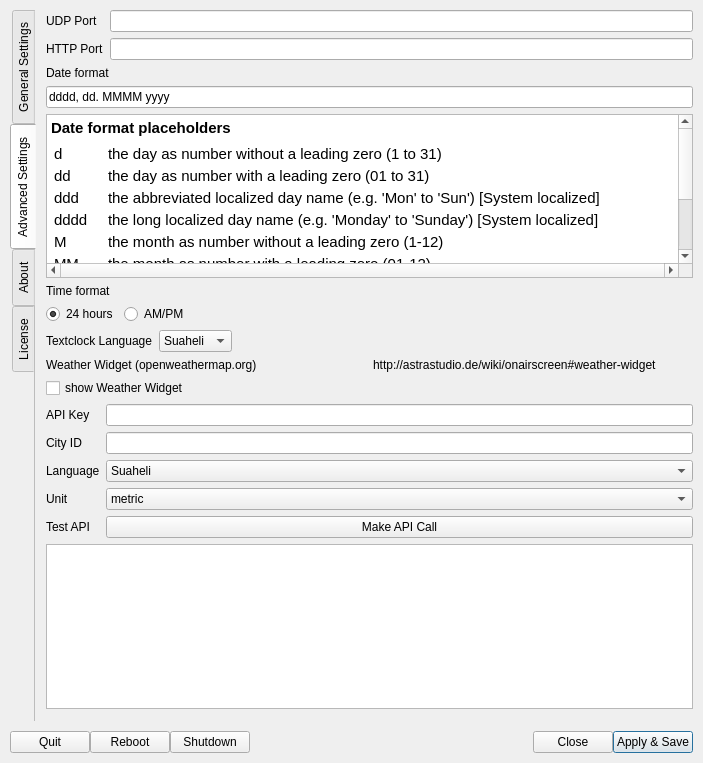
First picture: the form in settings.ui, repository saschaludwig/OnAirScreen, before the edit.
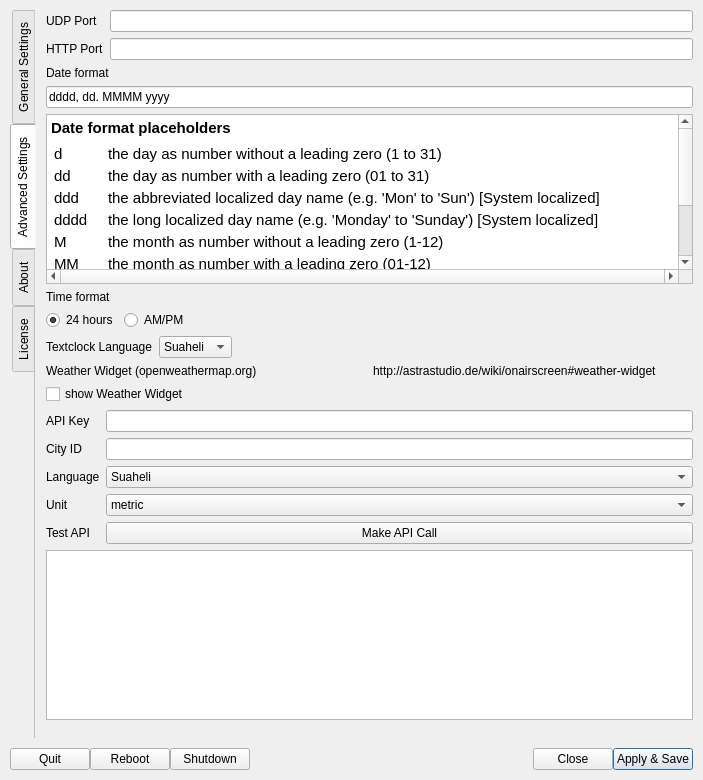
Second picture: the form after the edit. The open tabs and pages were chosen to show the change. Icons and pictures are not drawn.

Diff of the .ui file:
```diff
--- a/settings.ui
+++ b/settings.ui
@@ -7,7 +7,7 @@
     <x>0</x>
     <y>0</y>
     <width>703</width>
-    <height>763</height>
+    <height>780</height>
    </rect>
   </property>
   <property name="minimumSize">
@@ -1404,59 +1404,59 @@
             <string>&lt;!DOCTYPE HTML PUBLIC &quot;-//W3C//DTD HTML 4.0//EN&quot; &quot;http://www.w3.org/TR/REC-html40/strict.dtd&quot;&gt;
 &lt;html&gt;&lt;head&gt;&lt;meta name=&quot;qrichtext&quot; content=&quot;1&quot; /&gt;&lt;style type=&quot;text/css&quot;&gt;
 p, li { white-space: pre-wrap; }
-&lt;/style&gt;&lt;/head&gt;&lt;body style=&quot; font-family:'.AppleSystemUIFont'; font-size:13pt; font-weight:400; font-style:normal;&quot;&gt;
-&lt;p style=&quot; margin-top:12px; margin-bottom:12px; margin-left:0px; margin-right:0px; -qt-block-indent:0; text-indent:0px;&quot;&gt;&lt;span style=&quot; font-family:'.SF NS Text'; font-size:11pt; font-weight:600;&quot;&gt;Date format placeholders&lt;/span&gt;&lt;/p&gt;
+&lt;/style&gt;&lt;/head&gt;&lt;body style=&quot; font-family:'.SF NS Text'; font-size:13pt; font-weight:400; font-style:normal;&quot;&gt;
+&lt;p style=&quot; margin-top:12px; margin-bottom:12px; margin-left:0px; margin-right:0px; -qt-block-indent:0; text-indent:0px;&quot;&gt;&lt;span style=&quot; font-size:11pt; font-weight:600;&quot;&gt;Date format placeholders&lt;/span&gt;&lt;/p&gt;
 &lt;table border=&quot;0&quot; style=&quot; margin-top:5px; margin-bottom:0px; margin-left:0px; margin-right:0px;&quot; cellspacing=&quot;2&quot; cellpadding=&quot;1&quot;&gt;
 &lt;tr&gt;
 &lt;td&gt;
-&lt;p style=&quot; margin-top:0px; margin-bottom:0px; margin-left:0px; margin-right:0px; -qt-block-indent:0; text-indent:0px;&quot;&gt;&lt;span style=&quot; font-family:'.SF NS Text'; font-size:11pt;&quot;&gt;d&lt;/span&gt;&lt;/p&gt;&lt;/td&gt;
+&lt;p style=&quot; margin-top:0px; margin-bottom:0px; margin-left:0px; margin-right:0px; -qt-block-indent:0; text-indent:0px;&quot;&gt;&lt;span style=&quot; font-size:11pt;&quot;&gt;d&lt;/span&gt;&lt;/p&gt;&lt;/td&gt;
 &lt;td&gt;
-&lt;p style=&quot; margin-top:0px; margin-bottom:0px; margin-left:0px; margin-right:0px; -qt-block-indent:0; text-indent:0px;&quot;&gt;&lt;span style=&quot; font-family:'.SF NS Text'; font-size:11pt;&quot;&gt;the day as number without a leading zero (1 to 31)&lt;/span&gt;&lt;/p&gt;&lt;/td&gt;&lt;/tr&gt;
+&lt;p style=&quot; margin-top:0px; margin-bottom:0px; margin-left:0px; margin-right:0px; -qt-block-indent:0; text-indent:0px;&quot;&gt;&lt;span style=&quot; font-size:11pt;&quot;&gt;the day as number without a leading zero (1 to 31)&lt;/span&gt;&lt;/p&gt;&lt;/td&gt;&lt;/tr&gt;
 &lt;tr&gt;
 &lt;td&gt;
-&lt;p style=&quot; margin-top:0px; margin-bottom:0px; margin-left:0px; margin-right:0px; -qt-block-indent:0; text-indent:0px;&quot;&gt;&lt;span style=&quot; font-family:'.SF NS Text'; font-size:11pt;&quot;&gt;dd&lt;/span&gt;&lt;/p&gt;&lt;/td&gt;
+&lt;p style=&quot; margin-top:0px; margin-bottom:0px; margin-left:0px; margin-right:0px; -qt-block-indent:0; text-indent:0px;&quot;&gt;&lt;span style=&quot; font-size:11pt;&quot;&gt;dd&lt;/span&gt;&lt;/p&gt;&lt;/td&gt;
 &lt;td&gt;
-&lt;p style=&quot; margin-top:0px; margin-bottom:0px; margin-left:0px; margin-right:0px; -qt-block-indent:0; text-indent:0px;&quot;&gt;&lt;span style=&quot; font-family:'.SF NS Text'; font-size:11pt;&quot;&gt;the day as number with a leading zero (01 to 31)&lt;/span&gt;&lt;/p&gt;&lt;/td&gt;&lt;/tr&gt;
+&lt;p style=&quot; margin-top:0px; margin-bottom:0px; margin-left:0px; margin-right:0px; -qt-block-indent:0; text-indent:0px;&quot;&gt;&lt;span style=&quot; font-size:11pt;&quot;&gt;the day as number with a leading zero (01 to 31)&lt;/span&gt;&lt;/p&gt;&lt;/td&gt;&lt;/tr&gt;
 &lt;tr&gt;
 &lt;td&gt;
-&lt;p style=&quot; margin-top:0px; margin-bottom:0px; margin-left:0px; margin-right:0px; -qt-block-indent:0; text-indent:0px;&quot;&gt;&lt;span style=&quot; font-family:'.SF NS Text'; font-size:11pt;&quot;&gt;ddd&lt;/span&gt;&lt;/p&gt;&lt;/td&gt;
+&lt;p style=&quot; margin-top:0px; margin-bottom:0px; margin-left:0px; margin-right:0px; -qt-block-indent:0; text-indent:0px;&quot;&gt;&lt;span style=&quot; font-size:11pt;&quot;&gt;ddd&lt;/span&gt;&lt;/p&gt;&lt;/td&gt;
 &lt;td&gt;
-&lt;p style=&quot; margin-top:0px; margin-bottom:0px; margin-left:0px; margin-right:0px; -qt-block-indent:0; text-indent:0px;&quot;&gt;&lt;span style=&quot; font-family:'.SF NS Text'; font-size:11pt;&quot;&gt;the abbreviated localized day name (e.g. 'Mon' to 'Sun') [System localized]&lt;/span&gt;&lt;/p&gt;&lt;/td&gt;&lt;/tr&gt;
+&lt;p style=&quot; margin-top:0px; margin-bottom:0px; margin-left:0px; margin-right:0px; -qt-block-indent:0; text-indent:0px;&quot;&gt;&lt;span style=&quot; font-size:11pt;&quot;&gt;the abbreviated localized day name (e.g. 'Mon' to 'Sun') [System localized]&lt;/span&gt;&lt;/p&gt;&lt;/td&gt;&lt;/tr&gt;
 &lt;tr&gt;
 &lt;td&gt;
-&lt;p style=&quot; margin-top:0px; margin-bottom:0px; margin-left:0px; margin-right:0px; -qt-block-indent:0; text-indent:0px;&quot;&gt;&lt;span style=&quot; font-family:'.SF NS Text'; font-size:11pt;&quot;&gt;dddd&lt;/span&gt;&lt;/p&gt;&lt;/td&gt;
+&lt;p style=&quot; margin-top:0px; margin-bottom:0px; margin-left:0px; margin-right:0px; -qt-block-indent:0; text-indent:0px;&quot;&gt;&lt;span style=&quot; font-size:11pt;&quot;&gt;dddd&lt;/span&gt;&lt;/p&gt;&lt;/td&gt;
 &lt;td&gt;
-&lt;p style=&quot; margin-top:0px; margin-bottom:0px; margin-left:0px; margin-right:0px; -qt-block-indent:0; text-indent:0px;&quot;&gt;&lt;span style=&quot; font-family:'.SF NS Text'; font-size:11pt;&quot;&gt;the long localized day name (e.g. 'Monday' to 'Sunday') [System localized]&lt;/span&gt;&lt;/p&gt;&lt;/td&gt;&lt;/tr&gt;
+&lt;p style=&quot; margin-top:0px; margin-bottom:0px; margin-left:0px; margin-right:0px; -qt-block-indent:0; text-indent:0px;&quot;&gt;&lt;span style=&quot; font-size:11pt;&quot;&gt;the long localized day name (e.g. 'Monday' to 'Sunday') [System localized]&lt;/span&gt;&lt;/p&gt;&lt;/td&gt;&lt;/tr&gt;
 &lt;tr&gt;
 &lt;td&gt;
-&lt;p style=&quot; margin-top:0px; margin-bottom:0px; margin-left:0px; margin-right:0px; -qt-block-indent:0; text-indent:0px;&quot;&gt;&lt;span style=&quot; font-family:'.SF NS Text'; font-size:11pt;&quot;&gt;M&lt;/span&gt;&lt;/p&gt;&lt;/td&gt;
+&lt;p style=&quot; margin-top:0px; margin-bottom:0px; margin-left:0px; margin-right:0px; -qt-block-indent:0; text-indent:0px;&quot;&gt;&lt;span style=&quot; font-size:11pt;&quot;&gt;M&lt;/span&gt;&lt;/p&gt;&lt;/td&gt;
 &lt;td&gt;
-&lt;p style=&quot; margin-top:0px; margin-bottom:0px; margin-left:0px; margin-right:0px; -qt-block-indent:0; text-indent:0px;&quot;&gt;&lt;span style=&quot; font-family:'.SF NS Text'; font-size:11pt;&quot;&gt;the month as number without a leading zero (1-12)&lt;/span&gt;&lt;/p&gt;&lt;/td&gt;&lt;/tr&gt;
+&lt;p style=&quot; margin-top:0px; margin-bottom:0px; margin-left:0px; margin-right:0px; -qt-block-indent:0; text-indent:0px;&quot;&gt;&lt;span style=&quot; font-size:11pt;&quot;&gt;the month as number without a leading zero (1-12)&lt;/span&gt;&lt;/p&gt;&lt;/td&gt;&lt;/tr&gt;
 &lt;tr&gt;
 &lt;td&gt;
-&lt;p style=&quot; margin-top:0px; margin-bottom:0px; margin-left:0px; margin-right:0px; -qt-block-indent:0; text-indent:0px;&quot;&gt;&lt;span style=&quot; font-family:'.SF NS Text'; font-size:11pt;&quot;&gt;MM&lt;/span&gt;&lt;/p&gt;&lt;/td&gt;
+&lt;p style=&quot; margin-top:0px; margin-bottom:0px; margin-left:0px; margin-right:0px; -qt-block-indent:0; text-indent:0px;&quot;&gt;&lt;span style=&quot; font-size:11pt;&quot;&gt;MM&lt;/span&gt;&lt;/p&gt;&lt;/td&gt;
 &lt;td&gt;
-&lt;p style=&quot; margin-top:0px; margin-bottom:0px; margin-left:0px; margin-right:0px; -qt-block-indent:0; text-indent:0px;&quot;&gt;&lt;span style=&quot; font-family:'.SF NS Text'; font-size:11pt;&quot;&gt;the month as number with a leading zero (01-12)&lt;/span&gt;&lt;/p&gt;&lt;/td&gt;&lt;/tr&gt;
+&lt;p style=&quot; margin-top:0px; margin-bottom:0px; margin-left:0px; margin-right:0px; -qt-block-indent:0; text-indent:0px;&quot;&gt;&lt;span style=&quot; font-size:11pt;&quot;&gt;the month as number with a leading zero (01-12)&lt;/span&gt;&lt;/p&gt;&lt;/td&gt;&lt;/tr&gt;
 &lt;tr&gt;
 &lt;td&gt;
-&lt;p style=&quot; margin-top:0px; margin-bottom:0px; margin-left:0px; margin-right:0px; -qt-block-indent:0; text-indent:0px;&quot;&gt;&lt;span style=&quot; font-family:'.SF NS Text'; font-size:11pt;&quot;&gt;MMM&lt;/span&gt;&lt;/p&gt;&lt;/td&gt;
+&lt;p style=&quot; margin-top:0px; margin-bottom:0px; margin-left:0px; margin-right:0px; -qt-block-indent:0; text-indent:0px;&quot;&gt;&lt;span style=&quot; font-size:11pt;&quot;&gt;MMM&lt;/span&gt;&lt;/p&gt;&lt;/td&gt;
 &lt;td&gt;
-&lt;p style=&quot; margin-top:0px; margin-bottom:0px; margin-left:0px; margin-right:0px; -qt-block-indent:0; text-indent:0px;&quot;&gt;&lt;span style=&quot; font-family:'.SF NS Text'; font-size:11pt;&quot;&gt;the abbreviated localized month name (e.g. 'Jan' to 'Dec') [System localized]&lt;/span&gt;&lt;/p&gt;&lt;/td&gt;&lt;/tr&gt;
+&lt;p style=&quot; margin-top:0px; margin-bottom:0px; margin-left:0px; margin-right:0px; -qt-block-indent:0; text-indent:0px;&quot;&gt;&lt;span style=&quot; font-size:11pt;&quot;&gt;the abbreviated localized month name (e.g. 'Jan' to 'Dec') [System localized]&lt;/span&gt;&lt;/p&gt;&lt;/td&gt;&lt;/tr&gt;
 &lt;tr&gt;
 &lt;td&gt;
-&lt;p style=&quot; margin-top:0px; margin-bottom:0px; margin-left:0px; margin-right:0px; -qt-block-indent:0; text-indent:0px;&quot;&gt;&lt;span style=&quot; font-family:'.SF NS Text'; font-size:11pt;&quot;&gt;MMMM&lt;/span&gt;&lt;/p&gt;&lt;/td&gt;
+&lt;p style=&quot; margin-top:0px; margin-bottom:0px; margin-left:0px; margin-right:0px; -qt-block-indent:0; text-indent:0px;&quot;&gt;&lt;span style=&quot; font-size:11pt;&quot;&gt;MMMM&lt;/span&gt;&lt;/p&gt;&lt;/td&gt;
 &lt;td&gt;
-&lt;p style=&quot; margin-top:0px; margin-bottom:0px; margin-left:0px; margin-right:0px; -qt-block-indent:0; text-indent:0px;&quot;&gt;&lt;span style=&quot; font-family:'.SF NS Text'; font-size:11pt;&quot;&gt;the long localized month name (e.g. 'January' to 'December') [System localized]&lt;/span&gt;&lt;/p&gt;&lt;/td&gt;&lt;/tr&gt;
+&lt;p style=&quot; margin-top:0px; margin-bottom:0px; margin-left:0px; margin-right:0px; -qt-block-indent:0; text-indent:0px;&quot;&gt;&lt;span style=&quot; font-size:11pt;&quot;&gt;the long localized month name (e.g. 'January' to 'December') [System localized]&lt;/span&gt;&lt;/p&gt;&lt;/td&gt;&lt;/tr&gt;
 &lt;tr&gt;
 &lt;td&gt;
-&lt;p style=&quot; margin-top:0px; margin-bottom:0px; margin-left:0px; margin-right:0px; -qt-block-indent:0; text-indent:0px;&quot;&gt;&lt;span style=&quot; font-family:'.SF NS Text'; font-size:11pt;&quot;&gt;yy&lt;/span&gt;&lt;/p&gt;&lt;/td&gt;
+&lt;p style=&quot; margin-top:0px; margin-bottom:0px; margin-left:0px; margin-right:0px; -qt-block-indent:0; text-indent:0px;&quot;&gt;&lt;span style=&quot; font-size:11pt;&quot;&gt;yy&lt;/span&gt;&lt;/p&gt;&lt;/td&gt;
 &lt;td&gt;
-&lt;p style=&quot; margin-top:0px; margin-bottom:0px; margin-left:0px; margin-right:0px; -qt-block-indent:0; text-indent:0px;&quot;&gt;&lt;span style=&quot; font-family:'.SF NS Text'; font-size:11pt;&quot;&gt;the year as two digit number (00-99)&lt;/span&gt;&lt;/p&gt;&lt;/td&gt;&lt;/tr&gt;
+&lt;p style=&quot; margin-top:0px; margin-bottom:0px; margin-left:0px; margin-right:0px; -qt-block-indent:0; text-indent:0px;&quot;&gt;&lt;span style=&quot; font-size:11pt;&quot;&gt;the year as two digit number (00-99)&lt;/span&gt;&lt;/p&gt;&lt;/td&gt;&lt;/tr&gt;
 &lt;tr&gt;
 &lt;td&gt;
-&lt;p style=&quot; margin-top:0px; margin-bottom:0px; margin-left:0px; margin-right:0px; -qt-block-indent:0; text-indent:0px;&quot;&gt;&lt;span style=&quot; font-family:'.SF NS Text'; font-size:11pt;&quot;&gt;yyyy&lt;/span&gt;&lt;/p&gt;&lt;/td&gt;
+&lt;p style=&quot; margin-top:0px; margin-bottom:0px; margin-left:0px; margin-right:0px; -qt-block-indent:0; text-indent:0px;&quot;&gt;&lt;span style=&quot; font-size:11pt;&quot;&gt;yyyy&lt;/span&gt;&lt;/p&gt;&lt;/td&gt;
 &lt;td&gt;
-&lt;p style=&quot; margin-top:0px; margin-bottom:0px; margin-left:0px; margin-right:0px; -qt-block-indent:0; text-indent:0px;&quot;&gt;&lt;span style=&quot; font-family:'.SF NS Text'; font-size:11pt;&quot;&gt;the year as four digit number&lt;/span&gt;&lt;/p&gt;&lt;/td&gt;&lt;/tr&gt;&lt;/table&gt;&lt;/body&gt;&lt;/html&gt;</string>
+&lt;p style=&quot; margin-top:0px; margin-bottom:0px; margin-left:0px; margin-right:0px; -qt-block-indent:0; text-indent:0px;&quot;&gt;&lt;span style=&quot; font-size:11pt;&quot;&gt;the year as four digit number&lt;/span&gt;&lt;/p&gt;&lt;/td&gt;&lt;/tr&gt;&lt;/table&gt;&lt;/body&gt;&lt;/html&gt;</string>
            </property>
           </widget>
          </item>
```
Left out of the diff: 7 changed lines with no effect on the pictures.
